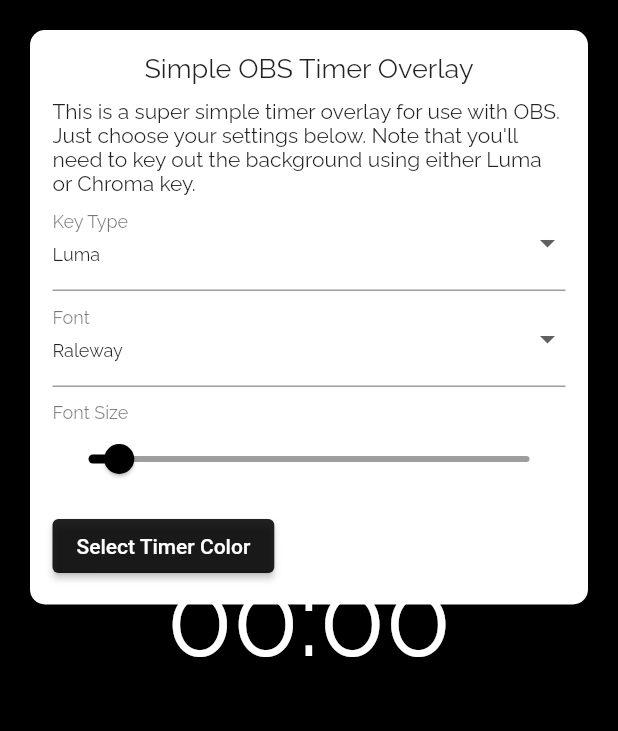
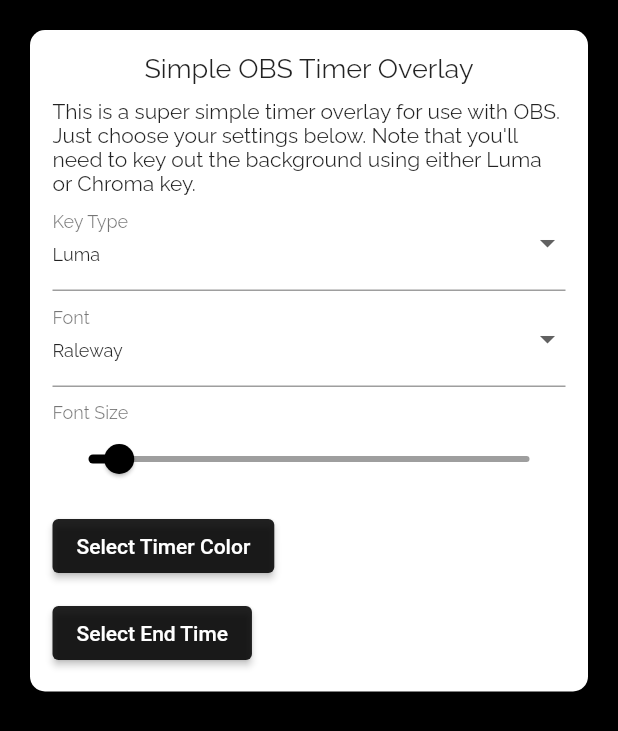
Before and after one commit to MatthewJones517/obs_countdown_timer, a Flutter app: the screen it shows after launch, on a phone screen of 412 x 824 dp. Shown: the top 731 px of the screen. Run offline on Flutter 3.47's test engine with Material 2 defaults, Android fonts, the phone set to English and light mode, and no system bars; our stand-ins replace flutter_colorpicker, google_fonts.

Commit message:
Added time picker

```diff
--- a/lib/src/screens/settings.dart
+++ b/lib/src/screens/settings.dart
@@ -38,7 +38,8 @@
               settingsPanelKeyType(settingsService),
               settingsPanelFontSelection(settingsService),
               settingsPanelFontSizeSelector(settingsService),
-              settingsPanelFontColorSelector(settingsService, context)
+              settingsPanelFontColorSelector(settingsService, context),
+              settingsPanelSelectEndTime(settingsService, context),
             ],
           );
         },
@@ -187,6 +188,25 @@
     );
   }
 
+  Widget settingsPanelSelectEndTime(
+      SettingsService settingsService, BuildContext context) {
+    return Container(
+      padding: EdgeInsets.only(top: 10),
+      child: ElevatedButton(
+        child: Text('Select End Time'),
+        style: ElevatedButton.styleFrom(primary: Colors.black87),
+        onPressed: () async {
+          TimeOfDay selectedTime = await showTimePicker(
+            initialTime: TimeOfDay.now(),
+            context: context,
+          );
+
+          print(selectedTime);
+        },
+      ),
+    );
+  }
+
   Widget defaultDropdownText(String text) {
     return Text(
       text,
```
